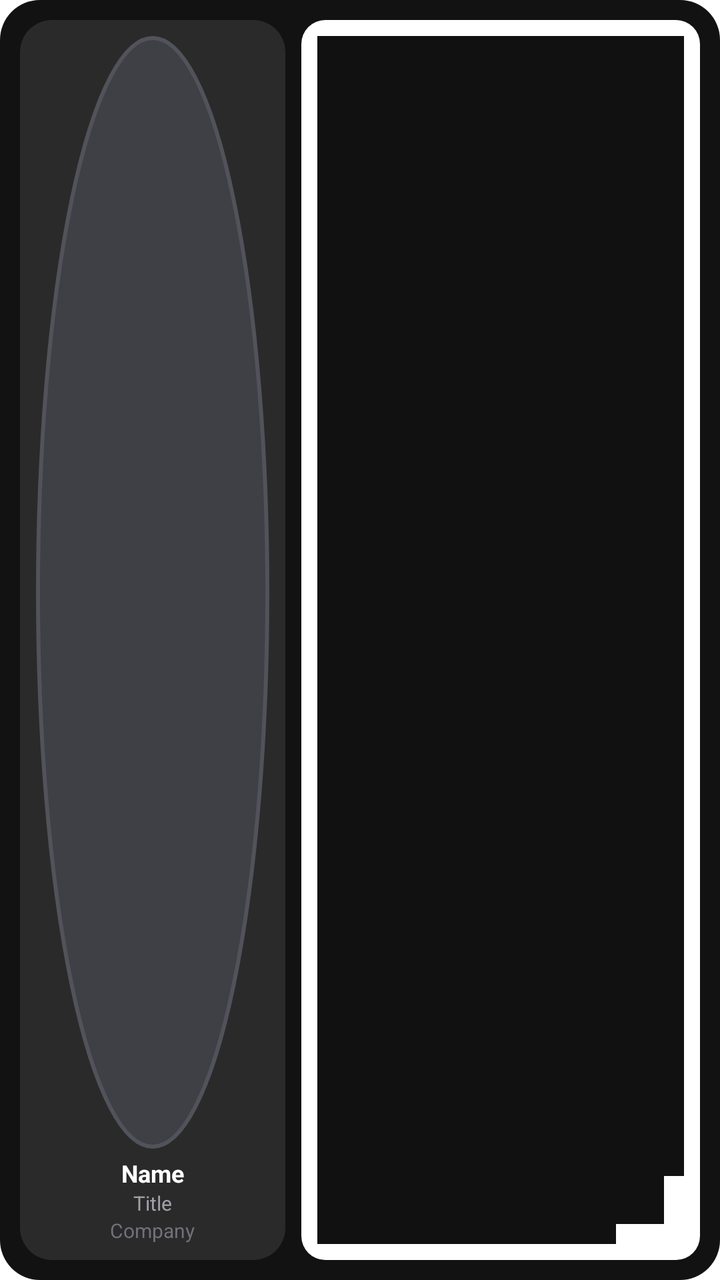
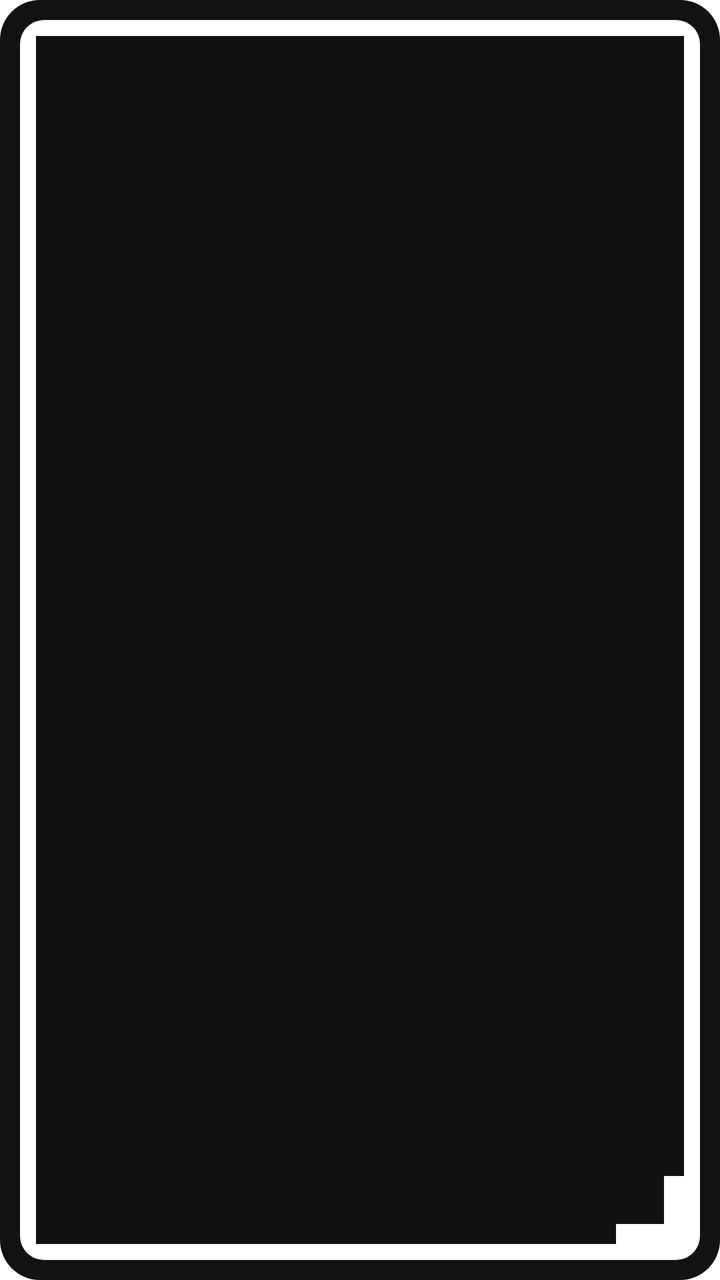

An Android layout rendered at two revisions. The XML below is the earlier revision; the diff shows what the commit changed to produce the second picture.
<!-- AndroidManifest.xml: fallback theme Theme.MaterialComponents.DayNight.NoActionBar -->
<!-- res/layout/tap_na_preview_card.xml -->
<?xml version="1.0" encoding="utf-8"?>
<LinearLayout xmlns:android="http://schemas.android.com/apk/res/android"
    android:layout_width="280dp"
    android:layout_height="140dp"
    android:background="@drawable/widget_shell"
    android:orientation="horizontal"
    android:padding="10dp">

    <LinearLayout
        android:layout_width="0dp"
        android:layout_height="match_parent"
        android:layout_marginEnd="8dp"
        android:layout_weight="4"
        android:background="@drawable/widget_panel"
        android:gravity="center_horizontal"
        android:orientation="vertical"
        android:padding="8dp">

        <ImageView
            android:layout_width="match_parent"
            android:layout_height="0dp"
            android:layout_weight="1"
            android:contentDescription="@string/widget_card_description"
            android:src="@drawable/widget_skeleton_circle" />

        <TextView
            android:layout_width="wrap_content"
            android:layout_height="wrap_content"
            android:layout_marginTop="4dp"
            android:text="@string/widget_preview_name"
            android:textColor="#FFFFFF"
            android:textSize="12sp"
            android:textStyle="bold" />

        <TextView
            android:layout_width="wrap_content"
            android:layout_height="wrap_content"
            android:text="@string/widget_preview_title"
            android:textColor="#A1A1AA"
            android:textSize="10sp" />

        <TextView
            android:layout_width="wrap_content"
            android:layout_height="wrap_content"
            android:text="@string/widget_preview_company"
            android:textColor="#71717A"
            android:textSize="10sp" />
    </LinearLayout>

    <ImageView
        android:layout_width="0dp"
        android:layout_height="match_parent"
        android:layout_weight="6"
        android:contentDescription="@string/widget_qr_description"
        android:src="@drawable/widget_skeleton_qr" />
</LinearLayout>
<!-- resources referenced by this layout -->
<resources>
  <!-- drawable widget_panel (drawable) -->
  <?xml version="1.0" encoding="utf-8"?>
  <shape xmlns:android="http://schemas.android.com/apk/res/android" android:shape="rectangle">
      <solid android:color="#2A2A2A" />
      <corners android:radius="16dp" />
  </shape>
  <!-- drawable widget_shell (drawable) -->
  <?xml version="1.0" encoding="utf-8"?>
  <shape xmlns:android="http://schemas.android.com/apk/res/android" android:shape="rectangle">
      <solid android:color="#121212" />
      <corners android:radius="20dp" />
  </shape>
  <!-- drawable widget_skeleton_circle (drawable) -->
  <?xml version="1.0" encoding="utf-8"?>
  <shape xmlns:android="http://schemas.android.com/apk/res/android" android:shape="oval">
      <solid android:color="#3F3F46" />
      <stroke android:width="2dp" android:color="#52525B" />
  </shape>
  <!-- drawable widget_skeleton_qr (drawable) -->
  <?xml version="1.0" encoding="utf-8"?>
  <layer-list xmlns:android="http://schemas.android.com/apk/res/android">
      <item>
          <shape android:shape="rectangle">
              <solid android:color="#FFFFFF" />
              <corners android:radius="12dp" />
          </shape>
      </item>
      <item android:left="8dp" android:top="8dp" android:right="42dp" android:bottom="42dp">
          <shape android:shape="rectangle">
              <solid android:color="#111111" />
          </shape>
      </item>
      <item android:left="42dp" android:top="8dp" android:right="8dp" android:bottom="42dp">
          <shape android:shape="rectangle">
              <solid android:color="#111111" />
          </shape>
      </item>
      <item android:left="8dp" android:top="42dp" android:right="42dp" android:bottom="8dp">
          <shape android:shape="rectangle">
              <solid android:color="#111111" />
          </shape>
      </item>
      <item android:left="28dp" android:top="28dp" android:right="28dp" android:bottom="28dp">
          <shape android:shape="rectangle">
              <solid android:color="#111111" />
          </shape>
      </item>
      <item android:left="46dp" android:top="46dp" android:right="18dp" android:bottom="18dp">
          <shape android:shape="rectangle">
              <solid android:color="#111111" />
          </shape>
      </item>
  </layer-list>
  <string name="widget_card_description">Landscape business card with your details and QR code.</string>
  <string name="widget_preview_company">Company</string>
  <string name="widget_preview_name">Name</string>
  <string name="widget_preview_title">Title</string>
  <string name="widget_qr_description">QR code only. People scan this to open your Tap Na profile.</string>
</resources>

<!-- the commit's change to res/layout/tap_na_preview_card.xml (unified diff, before → after) -->
@@ -1,56 +1,13 @@
 <?xml version="1.0" encoding="utf-8"?>
-<LinearLayout xmlns:android="http://schemas.android.com/apk/res/android"
+<FrameLayout xmlns:android="http://schemas.android.com/apk/res/android"
     android:layout_width="280dp"
     android:layout_height="140dp"
     android:background="@drawable/widget_shell"
-    android:orientation="horizontal"
     android:padding="10dp">
 
-    <LinearLayout
-        android:layout_width="0dp"
+    <ImageView
+        android:layout_width="match_parent"
         android:layout_height="match_parent"
-        android:layout_marginEnd="8dp"
-        android:layout_weight="4"
-        android:background="@drawable/widget_panel"
-        android:gravity="center_horizontal"
-        android:orientation="vertical"
-        android:padding="8dp">
-
-        <ImageView
-            android:layout_width="match_parent"
-            android:layout_height="0dp"
-            android:layout_weight="1"
-            android:contentDescription="@string/widget_card_description"
-            android:src="@drawable/widget_skeleton_circle" />
-
-        <TextView
-            android:layout_width="wrap_content"
-            android:layout_height="wrap_content"
-            android:layout_marginTop="4dp"
-            android:text="@string/widget_preview_name"
-            android:textColor="#FFFFFF"
-            android:textSize="12sp"
-            android:textStyle="bold" />
-
-        <TextView
-            android:layout_width="wrap_content"
-            android:layout_height="wrap_content"
-            android:text="@string/widget_preview_title"
-            android:textColor="#A1A1AA"
-            android:textSize="10sp" />
-
-        <TextView
-            android:layout_width="wrap_content"
-            android:layout_height="wrap_content"
-            android:text="@string/widget_preview_company"
-            android:textColor="#71717A"
-            android:textSize="10sp" />
-    </LinearLayout>
-
-    <ImageView
-        android:layout_width="0dp"
-        android:layout_height="match_parent"
-        android:layout_weight="6"
         android:contentDescription="@string/widget_qr_description"
         android:src="@drawable/widget_skeleton_qr" />
-</LinearLayout>
+</FrameLayout>
<!-- resource entries referenced after the edit -->
@@ -1,22 +1,10 @@
 <!-- resources referenced by this layout -->
 <resources>
-  <!-- drawable widget_panel (drawable) -->
-  <?xml version="1.0" encoding="utf-8"?>
-  <shape xmlns:android="http://schemas.android.com/apk/res/android" android:shape="rectangle">
-      <solid android:color="#2A2A2A" />
-      <corners android:radius="16dp" />
-  </shape>
   <!-- drawable widget_shell (drawable) -->
   <?xml version="1.0" encoding="utf-8"?>
   <shape xmlns:android="http://schemas.android.com/apk/res/android" android:shape="rectangle">
       <solid android:color="#121212" />
       <corners android:radius="20dp" />
-  </shape>
-  <!-- drawable widget_skeleton_circle (drawable) -->
-  <?xml version="1.0" encoding="utf-8"?>
-  <shape xmlns:android="http://schemas.android.com/apk/res/android" android:shape="oval">
-      <solid android:color="#3F3F46" />
-      <stroke android:width="2dp" android:color="#52525B" />
   </shape>
   <!-- drawable widget_skeleton_qr (drawable) -->
   <?xml version="1.0" encoding="utf-8"?>
@@ -53,10 +41,6 @@
           </shape>
       </item>
   </layer-list>
-  <string name="widget_card_description">Landscape business card with your details and QR code.</string>
-  <string name="widget_preview_company">Company</string>
-  <string name="widget_preview_name">Name</string>
-  <string name="widget_preview_title">Title</string>
   <string name="widget_qr_description">QR code only. People scan this to open your Tap Na profile.</string>
 </resources>
 
